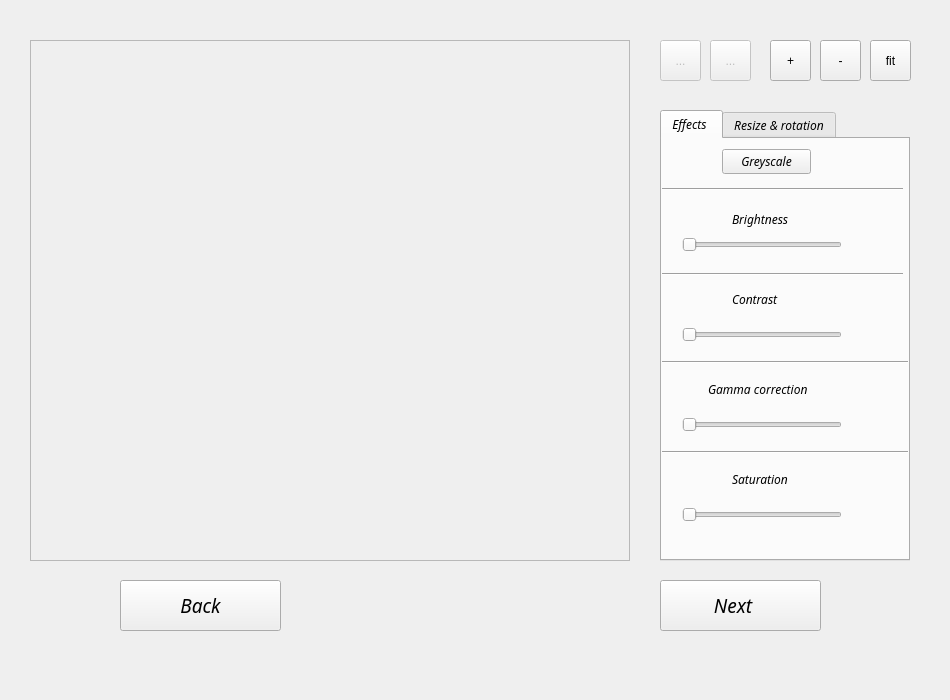
Before: the Qt Designer form Descan/mainwindow.ui in ratspeaker/descan, drawn with Qt 5.
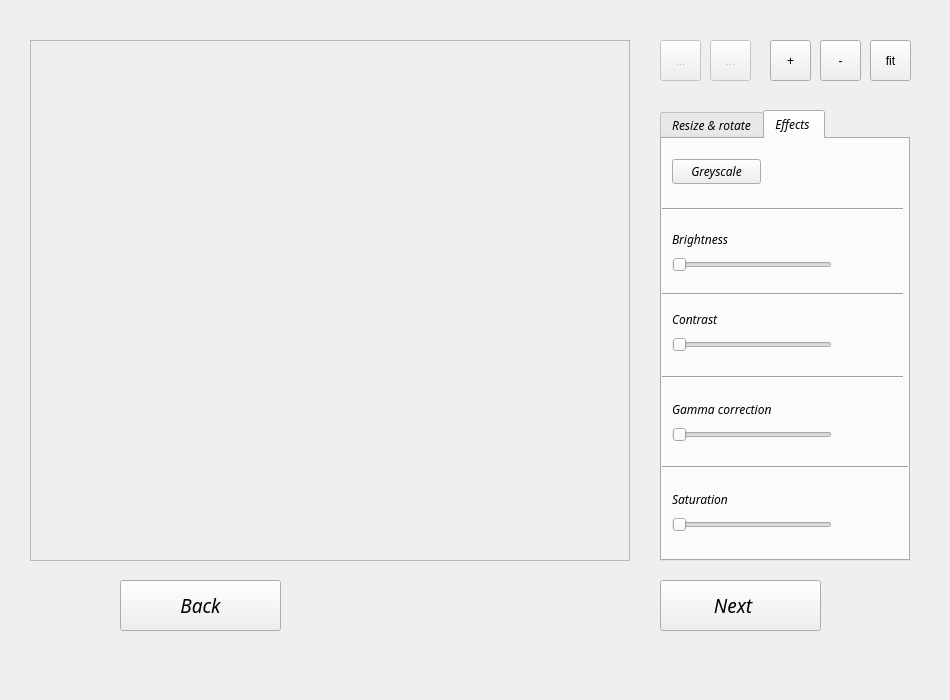
After: the same form once the commit is applied. The open tabs and pages were chosen to show the change. Icons and pictures are not drawn.

Commit message:
style: Comments, spaces and tabs changed.
*Also small gui changes made.
*Also zoom buttons set to be disabled after some time.

Diff of the .ui file:
```diff
--- a/Descan/mainwindow.ui
+++ b/Descan/mainwindow.ui
@@ -260,186 +260,6 @@
        <height>16</height>
       </size>
      </property>
-     <widget class="QWidget" name="Effects_2">
-      <property name="accessibleName">
-       <string>&lt;html&gt;&lt;head/&gt;&lt;body&gt;&lt;p&gt;Effects&lt;/p&gt;&lt;p&gt;&lt;br/&gt;&lt;/p&gt;&lt;/body&gt;&lt;/html&gt;</string>
-      </property>
-      <property name="autoFillBackground">
-       <bool>false</bool>
-      </property>
-      <attribute name="title">
-       <string>Effects </string>
-      </attribute>
-      <widget class="QPushButton" name="pbGreyscale">
-       <property name="geometry">
-        <rect>
-         <x>60</x>
-         <y>10</y>
-         <width>89</width>
-         <height>25</height>
-        </rect>
-       </property>
-       <property name="text">
-        <string>Greyscale</string>
-       </property>
-      </widget>
-      <widget class="Line" name="line_2">
-       <property name="geometry">
-        <rect>
-         <x>0</x>
-         <y>40</y>
-         <width>241</width>
-         <height>20</height>
-        </rect>
-       </property>
-       <property name="orientation">
-        <enum>Qt::Horizontal</enum>
-       </property>
-      </widget>
-      <widget class="QLabel" name="label_14">
-       <property name="geometry">
-        <rect>
-         <x>70</x>
-         <y>70</y>
-         <width>81</width>
-         <height>21</height>
-        </rect>
-       </property>
-       <property name="text">
-        <string>Brightness</string>
-       </property>
-      </widget>
-      <widget class="QSlider" name="hsBrightness">
-       <property name="geometry">
-        <rect>
-         <x>20</x>
-         <y>90</y>
-         <width>160</width>
-         <height>31</height>
-        </rect>
-       </property>
-       <property name="orientation">
-        <enum>Qt::Horizontal</enum>
-       </property>
-      </widget>
-      <widget class="Line" name="line_3">
-       <property name="geometry">
-        <rect>
-         <x>0</x>
-         <y>120</y>
-         <width>241</width>
-         <height>31</height>
-        </rect>
-       </property>
-       <property name="orientation">
-        <enum>Qt::Horizontal</enum>
-       </property>
-      </widget>
-      <widget class="QLabel" name="label_13">
-       <property name="geometry">
-        <rect>
-         <x>70</x>
-         <y>150</y>
-         <width>71</width>
-         <height>20</height>
-        </rect>
-       </property>
-       <property name="text">
-        <string>Contrast</string>
-       </property>
-      </widget>
-      <widget class="QSlider" name="hsContrast">
-       <property name="geometry">
-        <rect>
-         <x>20</x>
-         <y>180</y>
-         <width>160</width>
-         <height>31</height>
-        </rect>
-       </property>
-       <property name="orientation">
-        <enum>Qt::Horizontal</enum>
-       </property>
-      </widget>
-      <widget class="Line" name="line_4">
-       <property name="geometry">
-        <rect>
-         <x>0</x>
-         <y>215</y>
-         <width>251</width>
-         <height>16</height>
-        </rect>
-       </property>
-       <property name="orientation">
-        <enum>Qt::Horizontal</enum>
-       </property>
-      </widget>
-      <widget class="QLabel" name="label_12">
-       <property name="geometry">
-        <rect>
-         <x>46</x>
-         <y>240</y>
-         <width>111</width>
-         <height>20</height>
-        </rect>
-       </property>
-       <property name="text">
-        <string>Gamma correction</string>
-       </property>
-      </widget>
-      <widget class="QSlider" name="hsCorrection">
-       <property name="geometry">
-        <rect>
-         <x>20</x>
-         <y>270</y>
-         <width>160</width>
-         <height>31</height>
-        </rect>
-       </property>
-       <property name="orientation">
-        <enum>Qt::Horizontal</enum>
-       </property>
-      </widget>
-      <widget class="Line" name="line_5">
-       <property name="geometry">
-        <rect>
-         <x>0</x>
-         <y>305</y>
-         <width>251</width>
-         <height>16</height>
-        </rect>
-       </property>
-       <property name="orientation">
-        <enum>Qt::Horizontal</enum>
-       </property>
-      </widget>
-      <widget class="QLabel" name="label">
-       <property name="geometry">
-        <rect>
-         <x>70</x>
-         <y>330</y>
-         <width>81</width>
-         <height>20</height>
-        </rect>
-       </property>
-       <property name="text">
-        <string>Saturation</string>
-       </property>
-      </widget>
-      <widget class="QSlider" name="hsSaturation">
-       <property name="geometry">
-        <rect>
-         <x>20</x>
-         <y>360</y>
-         <width>160</width>
-         <height>31</height>
-        </rect>
-       </property>
-       <property name="orientation">
-        <enum>Qt::Horizontal</enum>
-       </property>
-      </widget>
-     </widget>
      <widget class="QWidget" name="Resize_2">
       <property name="font">
        <font>
@@ -448,7 +268,7 @@
        </font>
       </property>
       <attribute name="title">
-       <string>Resize &amp;&amp; rotation</string>
+       <string>Resize &amp;&amp; rotate</string>
       </attribute>
       <widget class="QSlider" name="hsScale_2">
        <property name="geometry">
@@ -623,6 +443,212 @@
        </property>
        <property name="toolButtonStyle">
         <enum>Qt::ToolButtonIconOnly</enum>
+       </property>
+      </widget>
+      <widget class="Line" name="line_8">
+       <property name="geometry">
+        <rect>
+         <x>0</x>
+         <y>320</y>
+         <width>241</width>
+         <height>16</height>
+        </rect>
+       </property>
+       <property name="orientation">
+        <enum>Qt::Horizontal</enum>
+       </property>
+      </widget>
+      <widget class="QLabel" name="label_3">
+       <property name="geometry">
+        <rect>
+         <x>10</x>
+         <y>340</y>
+         <width>81</width>
+         <height>17</height>
+        </rect>
+       </property>
+       <property name="text">
+        <string>Crop</string>
+       </property>
+      </widget>
+     </widget>
+     <widget class="QWidget" name="Effects_2">
+      <property name="accessibleName">
+       <string>&lt;html&gt;&lt;head/&gt;&lt;body&gt;&lt;p&gt;Effects&lt;/p&gt;&lt;p&gt;&lt;br/&gt;&lt;/p&gt;&lt;/body&gt;&lt;/html&gt;</string>
+      </property>
+      <property name="autoFillBackground">
+       <bool>false</bool>
+      </property>
+      <attribute name="title">
+       <string>Effects </string>
+      </attribute>
+      <widget class="QPushButton" name="pbGreyscale">
+       <property name="geometry">
+        <rect>
+         <x>10</x>
+         <y>20</y>
+         <width>89</width>
+         <height>25</height>
+        </rect>
+       </property>
+       <property name="text">
+        <string>Greyscale</string>
+       </property>
+      </widget>
+      <widget class="Line" name="line_2">
+       <property name="geometry">
+        <rect>
+         <x>0</x>
+         <y>60</y>
+         <width>241</width>
+         <height>20</height>
+        </rect>
+       </property>
+       <property name="orientation">
+        <enum>Qt::Horizontal</enum>
+       </property>
+      </widget>
+      <widget class="QLabel" name="label_14">
+       <property name="geometry">
+        <rect>
+         <x>10</x>
+         <y>90</y>
+         <width>81</width>
+         <height>21</height>
+        </rect>
+       </property>
+       <property name="text">
+        <string>Brightness</string>
+       </property>
+      </widget>
+      <widget class="QSlider" name="hsBrightness">
+       <property name="geometry">
+        <rect>
+         <x>10</x>
+         <y>110</y>
+         <width>160</width>
+         <height>31</height>
+        </rect>
+       </property>
+       <property name="orientation">
+        <enum>Qt::Horizontal</enum>
+       </property>
+      </widget>
+      <widget class="Line" name="line_3">
+       <property name="geometry">
+        <rect>
+         <x>0</x>
+         <y>130</y>
+         <width>241</width>
+         <height>51</height>
+        </rect>
+       </property>
+       <property name="orientation">
+        <enum>Qt::Horizontal</enum>
+       </property>
+      </widget>
+      <widget class="QLabel" name="label_13">
+       <property name="geometry">
+        <rect>
+         <x>10</x>
+         <y>170</y>
+         <width>71</width>
+         <height>20</height>
+        </rect>
+       </property>
+       <property name="text">
+        <string>Contrast</string>
+       </property>
+      </widget>
+      <widget class="QSlider" name="hsContrast">
+       <property name="geometry">
+        <rect>
+         <x>10</x>
+         <y>190</y>
+         <width>160</width>
+         <height>31</height>
+        </rect>
+       </property>
+       <property name="orientation">
+        <enum>Qt::Horizontal</enum>
+       </property>
+      </widget>
+      <widget class="Line" name="line_4">
+       <property name="geometry">
+        <rect>
+         <x>0</x>
+         <y>230</y>
+         <width>241</width>
+         <height>16</height>
+        </rect>
+       </property>
+       <property name="orientation">
+        <enum>Qt::Horizontal</enum>
+       </property>
+      </widget>
+      <widget class="QLabel" name="label_12">
+       <property name="geometry">
+        <rect>
+         <x>10</x>
+         <y>260</y>
+         <width>111</width>
+         <height>20</height>
+        </rect>
+       </property>
+       <property name="text">
+        <string>Gamma correction</string>
+       </property>
+      </widget>
+      <widget class="QSlider" name="hsCorrection">
+       <property name="geometry">
+        <rect>
+         <x>10</x>
+         <y>280</y>
+         <width>160</width>
+         <height>31</height>
+        </rect>
+       </property>
+       <property name="orientation">
+        <enum>Qt::Horizontal</enum>
+       </property>
+      </widget>
+      <widget class="Line" name="line_5">
+       <property name="geometry">
+        <rect>
+         <x>0</x>
+         <y>320</y>
+         <width>251</width>
+         <height>16</height>
+        </rect>
+       </property>
+       <property name="orientation">
+        <enum>Qt::Horizontal</enum>
+       </property>
+      </widget>
+      <widget class="QLabel" name="label">
+       <property name="geometry">
+        <rect>
+         <x>10</x>
+         <y>350</y>
+         <width>81</width>
+         <height>20</height>
+        </rect>
+       </property>
+       <property name="text">
+        <string>Saturation</string>
+       </property>
+      </widget>
+      <widget class="QSlider" name="hsSaturation">
+       <property name="geometry">
+        <rect>
+         <x>10</x>
+         <y>370</y>
+         <width>160</width>
+         <height>31</height>
+        </rect>
+       </property>
+       <property name="orientation">
+        <enum>Qt::Horizontal</enum>
        </property>
       </widget>
      </widget>
```
Left out of the diff: 38 changed lines with no effect on the pictures. The commit also changes 6 other files.
